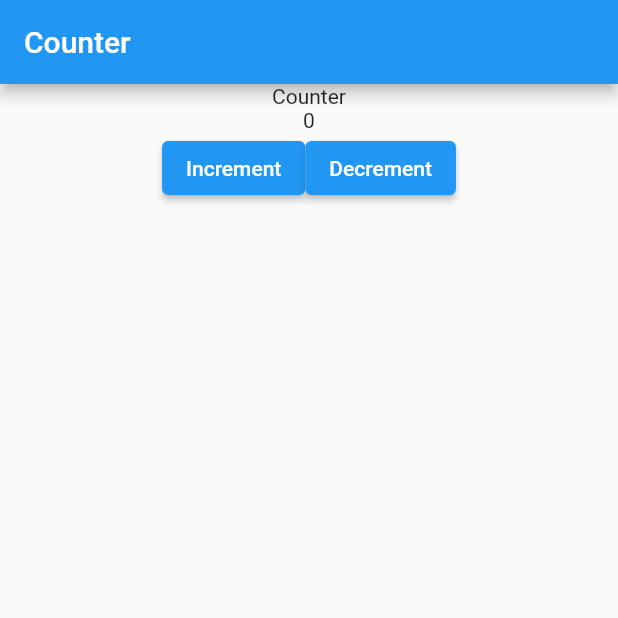
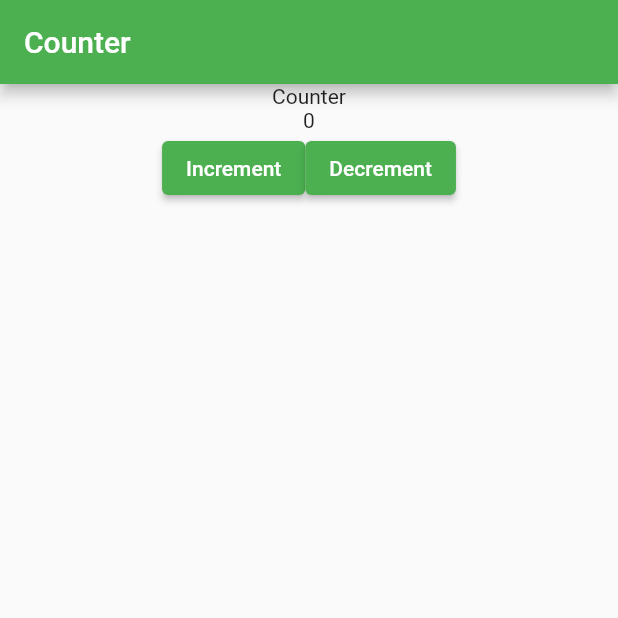
Before and after one commit to DeepeshKalura/learning, a Flutter app: the screen it shows after launch, on a phone screen of 412 x 824 dp, the top half of it. Run offline on Flutter 3.47's test engine with Material 2 defaults, Android fonts, the phone set to English and light mode, and no system bars.

Commit message:
This time it's working provider learning

```diff
--- a/lib/logic/calling_logic.dart
+++ b/lib/logic/calling_logic.dart
@@ -1,15 +1,2 @@
-import '../service/calling_provider.dart';
 
-class CallingLogic {
-  final ProviderService _provider = ProviderService();
-
-  void increment() {
-    _provider.increment();
-  }
-
-  void decrement() {
-    _provider.decrement();
-  }
-
-  int get counter => _provider.counter;
-}
+// How to call provider in lower level widget
--- a/lib/main.dart
+++ b/lib/main.dart
@@ -1,6 +1,8 @@
 import 'package:flutter/material.dart';
+import 'package:provider/provider.dart';
 
 import './view/screen/counter_page.dart';
+import 'service/calling_provider.dart';
 
 void main() {
   runApp(const MyApp());
@@ -11,12 +13,17 @@ class MyApp extends StatelessWidget {
 
   @override
   Widget build(BuildContext context) {
-    return MaterialApp(
-      title: 'Flutter Demo',
-      theme: ThemeData(
-        primarySwatch: Colors.blue,
+    return MultiProvider(
+      providers: [
+        ChangeNotifierProvider(create: (context) => ProviderService()),
+      ],
+      child: MaterialApp(
+        title: 'Flutter Demo',
+        theme: ThemeData(
+          primarySwatch: Colors.green,
+        ),
+        home: const CounterScreen(),
       ),
-      home: CounterScreen(),
     );
   }
 }
--- a/lib/service/calling_provider.dart
+++ b/lib/service/calling_provider.dart
@@ -1,16 +1,18 @@
-import 'package:flutter/material.dart';
+import 'package:flutter/foundation.dart';
 
 class ProviderService with ChangeNotifier {
-  int _counter = 0;
-  int get counter => _counter;
+  int counter;
+  ProviderService({
+    this.counter = 0,
+  });
 
   void increment() {
-    _counter++;
+    counter++;
     notifyListeners();
   }
 
   void decrement() {
-    _counter--;
+    counter--;
     notifyListeners();
   }
 }
--- a/lib/view/screen/counter_page.dart
+++ b/lib/view/screen/counter_page.dart
@@ -1,11 +1,12 @@
 import 'package:flutter/material.dart';
-import 'package:learning/logic/calling_logic.dart';
+import 'package:provider/provider.dart';
+
+import '../../service/calling_provider.dart';
 
 class CounterScreen extends StatelessWidget {
-  CounterScreen({super.key});
+  const CounterScreen({super.key});
 
-  final CallingLogic _callingLogic = CallingLogic();
-
+  // final myProvider = Provider.of<ProviderService>;
   @override
   Widget build(BuildContext context) {
     return Scaffold(
@@ -18,20 +19,20 @@ class CounterScreen extends StatelessWidget {
             child: Text('Counter'),
           ),
           Center(
-            child: Text(_callingLogic.counter.toString()),
+            child: Text('${context.watch<ProviderService>().counter}'),
           ),
           Row(
             mainAxisAlignment: MainAxisAlignment.center,
             children: [
               ElevatedButton(
                 onPressed: () {
-                  _callingLogic.increment();
+                  context.read<ProviderService>().increment();
                 },
                 child: const Text('Increment'),
               ),
               ElevatedButton(
                 onPressed: () {
-                  _callingLogic.decrement();
+                  context.read<ProviderService>().decrement();
                 },
                 child: const Text('Decrement'),
               ),
```
